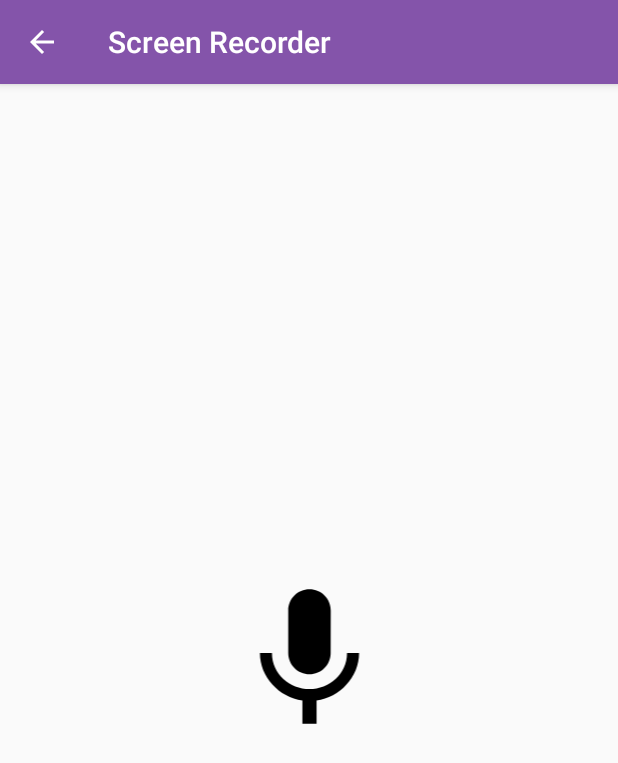
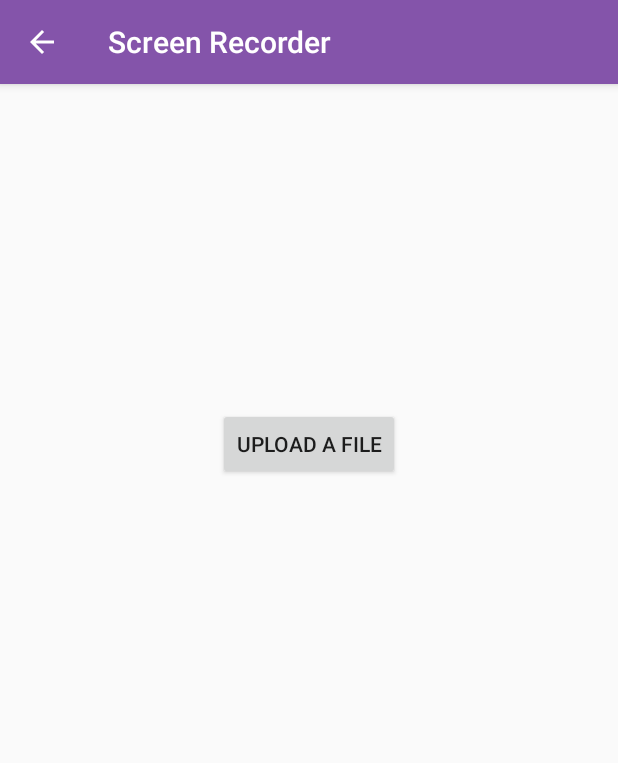
Before and after one commit to ScriptKitKat/OrniRec, an Android app: the ScreenRecorder screen opened directly, with no data from a screen before it, on a phone screen of 412 x 824 dp. Shown: the top 763 px of the screen. Run offline under Robolectric (Android 15) with nearby library versions, the phone set to English and light mode, and no system bars; Roboto replaces fonts that are not available here.

Commit message:
There is still a bug

```diff
--- a/app/src/debug/res/mipmap-anydpi-v26/ic_launcher.xml
+++ b/app/src/debug/res/mipmap-anydpi-v26/ic_launcher.xml
@@ -1,5 +1,5 @@
 <?xml version="1.0" encoding="utf-8"?>
 <adaptive-icon xmlns:android="http://schemas.android.com/apk/res/android">
-    <background android:drawable="@drawable/ic_launcher_background"/>
+    <background android:drawable="@color/white"/>
     <foreground android:drawable="@mipmap/ic_launcher_foreground"/>
 </adaptive-icon>
--- a/app/src/debug/res/mipmap-anydpi-v26/ic_launcher_round.xml
+++ b/app/src/debug/res/mipmap-anydpi-v26/ic_launcher_round.xml
@@ -1,5 +1,5 @@
 <?xml version="1.0" encoding="utf-8"?>
 <adaptive-icon xmlns:android="http://schemas.android.com/apk/res/android">
-    <background android:drawable="@drawable/ic_launcher_background"/>
+    <background android:drawable="@color/white"/>
     <foreground android:drawable="@mipmap/ic_launcher_foreground"/>
 </adaptive-icon>
--- a/app/src/main/AndroidManifest.xml
+++ b/app/src/main/AndroidManifest.xml
@@ -2,7 +2,10 @@
 <manifest xmlns:android="http://schemas.android.com/apk/res/android"
     xmlns:tools="http://schemas.android.com/tools">
 
+    <uses-permission android:name="android.permission.READ_EXTERNAL_STORAGE"/>
+
     <application
+        android:requestLegacyExternalStorage="true"
         android:allowBackup="true"
         android:dataExtractionRules="@xml/data_extraction_rules"
         android:fullBackupContent="@xml/backup_rules"
@@ -25,8 +28,7 @@
         </activity>
         <activity
             android:name=".MainActivity"
-            android:exported="true"
-            android:label="@string/app_name">
+            android:exported="true">
             <intent-filter>
                 <action android:name="android.intent.action.MAIN" />
 
--- a/app/src/main/java/example/application/com/ui/home/HomeFragment.java
+++ b/app/src/main/java/example/application/com/ui/home/HomeFragment.java
@@ -47,6 +47,7 @@ public class HomeFragment extends Fragment {
         return view;
     }
 
+    // https://youtu.be/akuONx5RTy8 <- Navigation stuff lol
     @Override
     public void onViewCreated(@NonNull View view, @Nullable Bundle savedInstanceState) {
         super.onViewCreated(view, savedInstanceState);
--- a/app/src/main/res/layout/activity_main.xml
+++ b/app/src/main/res/layout/activity_main.xml
@@ -20,8 +20,8 @@
         app:menu="@menu/bottom_nav_menu"
         app:itemTextColor="@color/black"
         />
-
-    <fragment
+    <!--androidx.fragment.app.FragmentContainerView-->
+    <androidx.fragment.app.FragmentContainerView
         android:id="@+id/frame_layout"
         android:name="androidx.navigation.fragment.NavHostFragment"
         android:layout_width="match_parent"
--- a/app/src/main/res/layout/activity_screen_recorder.xml
+++ b/app/src/main/res/layout/activity_screen_recorder.xml
@@ -6,13 +6,24 @@
     android:layout_height="match_parent"
     tools:context=".ScreenRecorder">
 
-    <ImageView
-        android:id="@+id/imageView"
-        android:layout_width="150dp"
-        android:layout_height="113dp"
+    <TextView
+        android:id="@+id/result"
+        android:layout_width="wrap_content"
+        android:layout_height="wrap_content"
+        android:layout_marginBottom="288dp"
         app:layout_constraintBottom_toBottomOf="parent"
         app:layout_constraintEnd_toEndOf="parent"
+        app:layout_constraintHorizontal_bias="0.498"
+        app:layout_constraintStart_toStartOf="parent" />
+
+    <Button
+        android:id="@+id/uploadBtn"
+        android:layout_width="wrap_content"
+        android:layout_height="wrap_content"
+        android:text="Upload a File"
+        app:layout_constraintBottom_toBottomOf="@+id/result"
+        app:layout_constraintEnd_toEndOf="parent"
         app:layout_constraintStart_toStartOf="parent"
-        app:layout_constraintTop_toTopOf="parent"
-        app:srcCompat="@drawable/ic_baseline_mic_24" />
+        app:layout_constraintTop_toTopOf="parent" />
+
 </androidx.constraintlayout.widget.ConstraintLayout>
--- a/app/src/main/res/navigation/mobile_navigation.xml
+++ b/app/src/main/res/navigation/mobile_navigation.xml
@@ -21,13 +21,14 @@
         android:id="@+id/navigation_log"
         android:name="example.application.com.ui.log.LogFragment"
         android:label="@string/title_log"
-        tools:layout="@layout/fragment_log" />
+        tools:layout="@layout/fragment_log"/>
 
     <fragment
         android:id="@+id/navigation_profile"
         android:name="example.application.com.ui.profile.ProfileFragment"
         android:label="@string/title_profile"
-        tools:layout="@layout/fragment_profile" />
+        tools:layout="@layout/fragment_profile"/>
+
     <activity
         android:id="@+id/screenRecorder"
         android:name="example.application.com.ScreenRecorder"
--- a/app/src/main/res/values-night/themes.xml
+++ b/app/src/main/res/values-night/themes.xml
@@ -1,6 +1,6 @@
 <resources xmlns:tools="http://schemas.android.com/tools">
     <!-- Base application theme. -->
-    <style name="Theme.OrniRec" parent="Theme.AppCompat.DayNight.NoActionBar">
+    <style name="Theme.OrniRec" parent="Theme.AppCompat.DayNight.DarkActionBar">
         <!-- Primary brand color. -->
         <item name="colorPrimary">@color/purple_200</item>
         <item name="colorPrimaryVariant">@color/purple_700</item>
```
Also changed, not shown: app/build.gradle (+8 -7 lines), app/src/main/java/example/application/com/MainActivity.java (+53 -6 lines), app/src/main/java/example/application/com/ScreenRecorder.java (+191 -1 lines).
